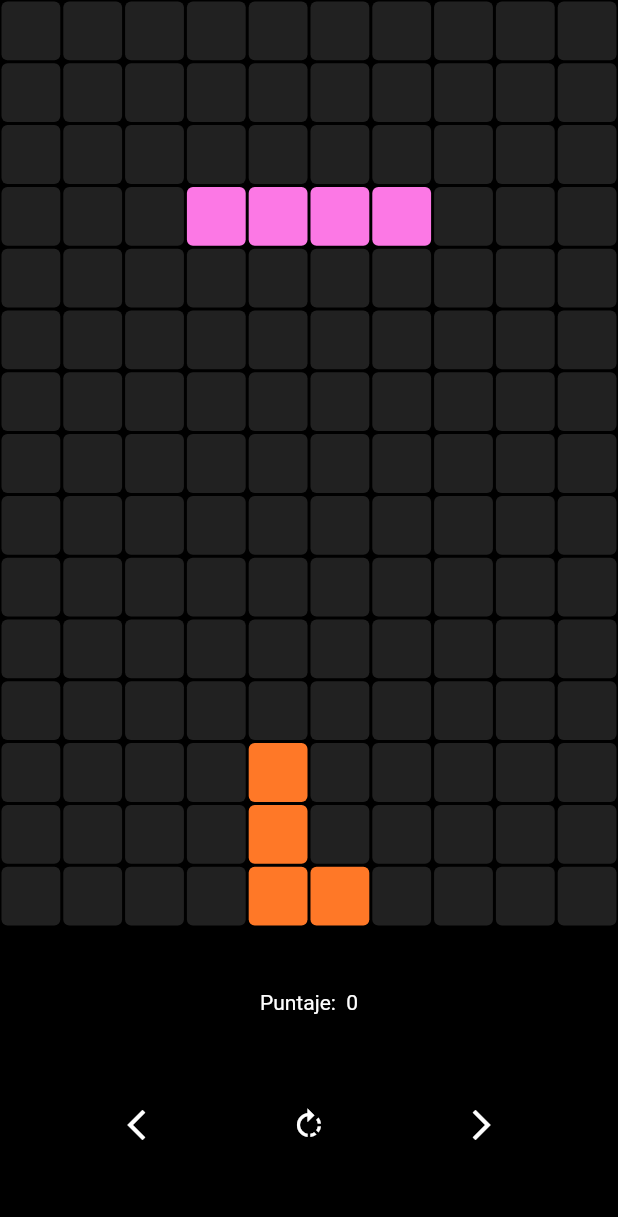
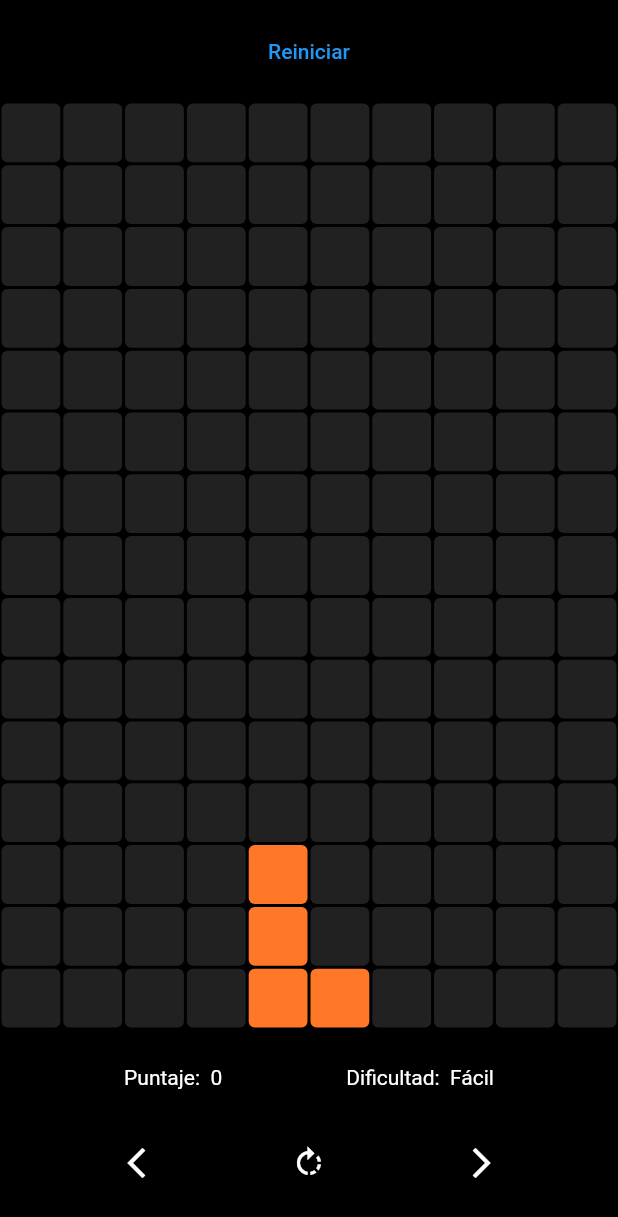
Before and after one commit to PatoRomano/tetris, a Flutter app: the screen it shows after launch, on a phone screen of 412 x 824 dp. Shown: the top 1217 px of the screen. Run offline on Flutter 3.47's test engine with Material 2 defaults, Android fonts, the phone set to English and light mode, and no system bars.

Commit message:
aumento de dificultad

```diff
--- a/lib/board.dart
+++ b/lib/board.dart
@@ -33,6 +33,10 @@ class _GameBoardState extends State<GameBoard> {
 
   bool gameOver = false;
 
+  Duration frameRate = Duration(milliseconds: 500);
+
+  String difficulty = 'Fácil';
+
   @override
   void initState() {
     super.initState();
@@ -43,15 +47,15 @@ class _GameBoardState extends State<GameBoard> {
   void startGame() {
     currentPiece.initializePiece();
 
-    Duration frameRate = const Duration(milliseconds: 400);
-    gameLoop(frameRate);
+    gameLoop();
   }
 
-  void gameLoop(Duration frameRate) {
+  void gameLoop() {
     Timer.periodic(
       frameRate,
       (timer) {
         setState(() {
+          increaseDifficulty();
           clearLines();
           checkLanding();
           if(gameOver){
@@ -64,6 +68,25 @@ class _GameBoardState extends State<GameBoard> {
     );
   }
 
+  void increaseDifficulty() {
+    if(currentScore == 100) {
+      frameRate = Duration(milliseconds: 400);
+    } else if (currentScore > 1000) {
+      frameRate = Duration(milliseconds: 300);
+    }
+    checkDifficulty();
+  }
+
+  void checkDifficulty() {
+    if(frameRate >= Duration(milliseconds: 500)) {
+      difficulty = 'Fácil';
+    } else if (frameRate == Duration(milliseconds: 400)) {
+      difficulty = 'Media';
+    } else if (frameRate < Duration(milliseconds: 300)) {
+      difficulty = 'Difícil';
+    }
+  }
+
   void showGameOverDialog() {
     showDialog(context: context, builder: (context) => AlertDialog(
       title: Text('Game Over'),
@@ -73,7 +96,8 @@ class _GameBoardState extends State<GameBoard> {
           // restart
           resetGame();
           Navigator.pop(context);
-        }, child: Text('Jugar de nuevo'))
+        }, child: Text('Jugar de nuevo')
+        ),
       ],
     ),);
   }
@@ -224,6 +248,15 @@ class _GameBoardState extends State<GameBoard> {
       backgroundColor: Colors.black,
       body: Column(
         children: [
+          Padding(
+            padding: const EdgeInsets.only(top: 10, bottom: 10.0),
+            child: TextButton(onPressed: () {
+              // restart
+              gameOver = true;
+            }, child: Text('Reiniciar')
+            ),
+          ),
+
 
           //GRILLA DEL JUEGO
           Expanded(
@@ -255,14 +288,23 @@ class _GameBoardState extends State<GameBoard> {
             ),
           ),
 
-          Text(
-              'Puntaje:  $currentScore',
-            style: TextStyle(color: Colors.white),
+          Row(
+            mainAxisAlignment: MainAxisAlignment.spaceEvenly,
+            children: [
+              Text(
+                  'Puntaje:  $currentScore',
+                style: TextStyle(color: Colors.white),
+              ),
+              Text(
+                'Dificultad:  $difficulty',
+                style: TextStyle(color: Colors.white),
+              ),
+            ],
           ),
 
           // CONTROLADORES DEL JUEGO
           Padding(
-            padding: const EdgeInsets.only(bottom: 50.0, top: 50),
+            padding: const EdgeInsets.only(bottom: 25.0, top: 25),
             child: Row(
               mainAxisAlignment: MainAxisAlignment.spaceEvenly,
               children: [
```
